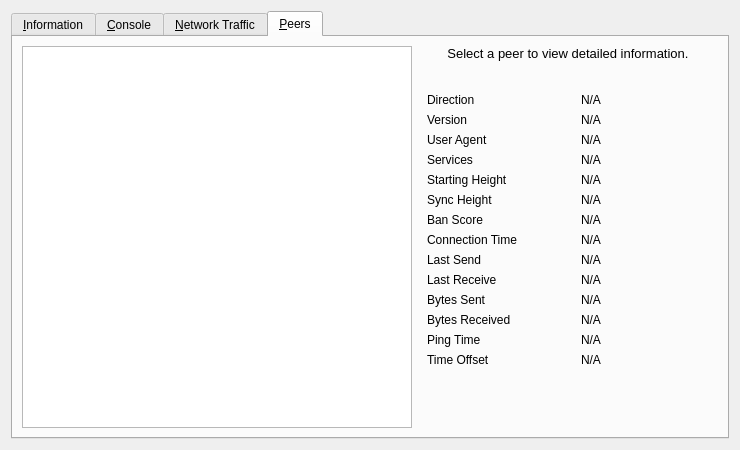
Old version of the form src/qt/forms/rpcconsole.ui in the repository DecentricCorp/covalD.
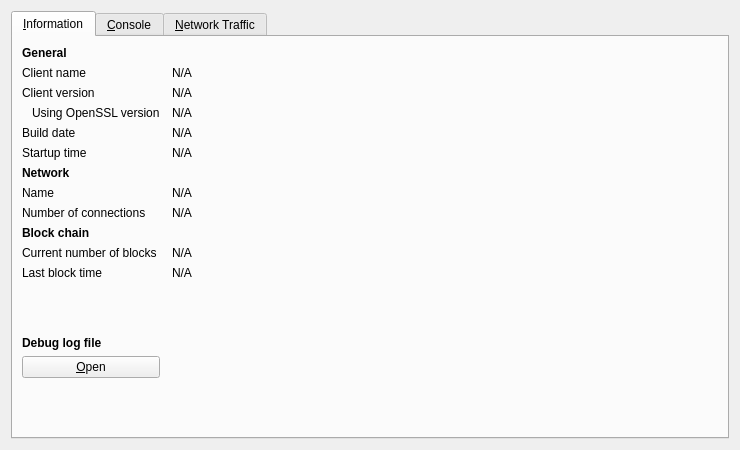
New version of the form. The open tabs and pages were chosen to show the change. Icons and pictures are not drawn. Custom widgets are drawn as their Qt base class.

```diff
--- a/src/qt/forms/rpcconsole.ui
+++ b/src/qt/forms/rpcconsole.ui
@@ -113,39 +113,13 @@
         </widget>
        </item>
        <item row="4" column="0">
-        <widget class="QLabel" name="label_berkeleyDBVersion">
-         <property name="text">
-          <string>Using BerkeleyDB version</string>
-         </property>
-         <property name="indent">
-          <number>10</number>
-         </property>
-        </widget>
-       </item>
-       <item row="4" column="1">
-        <widget class="QLabel" name="berkeleyDBVersion">
-         <property name="cursor">
-          <cursorShape>IBeamCursor</cursorShape>
-         </property>
-         <property name="text">
-          <string>N/A</string>
-         </property>
-         <property name="textFormat">
-          <enum>Qt::PlainText</enum>
-         </property>
-         <property name="textInteractionFlags">
-          <set>Qt::LinksAccessibleByMouse|Qt::TextSelectableByKeyboard|Qt::TextSelectableByMouse</set>
-         </property>
-        </widget>
-       </item>
-       <item row="5" column="0">
         <widget class="QLabel" name="label_12">
          <property name="text">
           <string>Build date</string>
          </property>
         </widget>
        </item>
-       <item row="5" column="1">
+       <item row="4" column="1">
         <widget class="QLabel" name="buildDate">
          <property name="cursor">
           <cursorShape>IBeamCursor</cursorShape>
@@ -161,14 +135,14 @@
          </property>
         </widget>
        </item>
-       <item row="6" column="0">
+       <item row="5" column="0">
         <widget class="QLabel" name="label_13">
          <property name="text">
           <string>Startup time</string>
          </property>
         </widget>
        </item>
-       <item row="6" column="1">
+       <item row="5" column="1">
         <widget class="QLabel" name="startupTime">
          <property name="cursor">
           <cursorShape>IBeamCursor</cursorShape>
@@ -184,7 +158,7 @@
          </property>
         </widget>
        </item>
-       <item row="7" column="0">
+       <item row="6" column="0">
         <widget class="QLabel" name="label_11">
          <property name="font">
           <font>
@@ -197,14 +171,14 @@
          </property>
         </widget>
        </item>
-       <item row="8" column="0">
+       <item row="7" column="0">
         <widget class="QLabel" name="label_8">
          <property name="text">
           <string>Name</string>
          </property>
         </widget>
        </item>
-       <item row="8" column="1">
+       <item row="7" column="1">
         <widget class="QLabel" name="networkName">
          <property name="cursor">
           <cursorShape>IBeamCursor</cursorShape>
@@ -220,14 +194,14 @@
          </property>
         </widget>
        </item>
-       <item row="9" column="0">
+       <item row="8" column="0">
         <widget class="QLabel" name="label_7">
          <property name="text">
           <string>Number of connections</string>
          </property>
         </widget>
        </item>
-       <item row="9" column="1">
+       <item row="8" column="1">
         <widget class="QLabel" name="numberOfConnections">
          <property name="cursor">
           <cursorShape>IBeamCursor</cursorShape>
@@ -243,7 +217,7 @@
          </property>
         </widget>
        </item>
-       <item row="10" column="0">
+       <item row="9" column="0">
         <widget class="QLabel" name="label_10">
          <property name="font">
           <font>
@@ -256,14 +230,14 @@
          </property>
         </widget>
        </item>
-       <item row="11" column="0">
+       <item row="10" column="0">
         <widget class="QLabel" name="label_3">
          <property name="text">
           <string>Current number of blocks</string>
          </property>
         </widget>
        </item>
-       <item row="11" column="1">
+       <item row="10" column="1">
         <widget class="QLabel" name="numberOfBlocks">
          <property name="cursor">
           <cursorShape>IBeamCursor</cursorShape>
@@ -279,14 +253,14 @@
          </property>
         </widget>
        </item>
-       <item row="12" column="0">
+       <item row="11" column="0">
         <widget class="QLabel" name="label_2">
          <property name="text">
           <string>Last block time</string>
          </property>
         </widget>
        </item>
-       <item row="12" column="1">
+       <item row="11" column="1">
         <widget class="QLabel" name="lastBlockTime">
          <property name="cursor">
           <cursorShape>IBeamCursor</cursorShape>
@@ -302,7 +276,7 @@
          </property>
         </widget>
        </item>
-       <item row="13" column="0">
+       <item row="12" column="0">
         <spacer name="verticalSpacer_2">
          <property name="orientation">
           <enum>Qt::Vertical</enum>
@@ -315,7 +289,7 @@
          </property>
         </spacer>
        </item>
-       <item row="14" column="0">
+       <item row="13" column="0">
         <widget class="QLabel" name="labelDebugLogfile">
          <property name="font">
           <font>
@@ -328,7 +302,7 @@
          </property>
         </widget>
        </item>
-       <item row="15" column="0">
+       <item row="14" column="0">
         <widget class="QPushButton" name="openDebugLogfileButton">
          <property name="toolTip">
           <string>Open the Bitcoin debug log file from the current data directory. This can take a few seconds for large log files.</string>
@@ -341,7 +315,7 @@
          </property>
         </widget>
        </item>
-       <item row="16" column="0">
+       <item row="15" column="0">
         <spacer name="verticalSpacer">
          <property name="orientation">
           <enum>Qt::Vertical</enum>
@@ -681,409 +655,6 @@
        </item>
       </layout>
      </widget>
-     <widget class="QWidget" name="tab_peers">
-      <attribute name="title">
-       <string>&amp;Peers</string>
-      </attribute>
-      <layout class="QGridLayout" name="gridLayout_2">
-       <item row="0" column="0" rowspan="2">
-        <widget class="QTableView" name="peerWidget">
-         <property name="horizontalScrollBarPolicy">
-          <enum>Qt::ScrollBarAsNeeded</enum>
-         </property>
-         <property name="sortingEnabled">
-          <bool>true</bool>
-         </property>
-         <attribute name="horizontalHeaderHighlightSections">
-          <bool>false</bool>
-         </attribute>
-        </widget>
-       </item>
-       <item row="0" column="1">
-        <widget class="QLabel" name="peerHeading">
-         <property name="sizePolicy">
-          <sizepolicy hsizetype="Preferred" vsizetype="Minimum">
-           <horstretch>0</horstretch>
-           <verstretch>0</verstretch>
-          </sizepolicy>
-         </property>
-         <property name="minimumSize">
-          <size>
-           <width>300</width>
-           <height>32</height>
-          </size>
-         </property>
-         <property name="font">
-          <font>
-           <pointsize>10</pointsize>
-          </font>
-         </property>
-         <property name="cursor">
-          <cursorShape>IBeamCursor</cursorShape>
-         </property>
-         <property name="text">
-          <string>Select a peer to view detailed information.</string>
-         </property>
-         <property name="alignment">
-          <set>Qt::AlignHCenter|Qt::AlignTop</set>
-         </property>
-         <property name="wordWrap">
-          <bool>true</bool>
-         </property>
-         <property name="textInteractionFlags">
-          <set>Qt::LinksAccessibleByMouse|Qt::TextSelectableByKeyboard|Qt::TextSelectableByMouse</set>
-         </property>
-        </widget>
-       </item>
-       <item row="1" column="1">
-        <widget class="QWidget" name="detailWidget" native="true">
-         <property name="minimumSize">
-          <size>
-           <width>300</width>
-           <height>0</height>
-          </size>
-         </property>
-         <layout class="QGridLayout" name="gridLayout_3">
-          <item row="0" column="0">
-           <widget class="QLabel" name="label_23">
-            <property name="text">
-             <string>Direction</string>
-            </property>
-           </widget>
-          </item>
-          <item row="0" column="2">
-           <widget class="QLabel" name="peerDirection">
-            <property name="cursor">
-             <cursorShape>IBeamCursor</cursorShape>
-            </property>
-            <property name="text">
-             <string>N/A</string>
-            </property>
-            <property name="textFormat">
-             <enum>Qt::PlainText</enum>
-            </property>
-            <property name="textInteractionFlags">
-             <set>Qt::LinksAccessibleByMouse|Qt::TextSelectableByKeyboard|Qt::TextSelectableByMouse</set>
-            </property>
-           </widget>
-          </item>
-          <item row="1" column="0">
-           <widget class="QLabel" name="label_21">
-            <property name="text">
-             <string>Version</string>
-            </property>
-           </widget>
-          </item>
-          <item row="1" column="2">
-           <widget class="QLabel" name="peerVersion">
-            <property name="cursor">
-             <cursorShape>IBeamCursor</cursorShape>
-            </property>
-            <property name="text">
-             <string>N/A</string>
-            </property>
-            <property name="textFormat">
-             <enum>Qt::PlainText</enum>
-            </property>
-            <property name="textInteractionFlags">
-             <set>Qt::LinksAccessibleByMouse|Qt::TextSelectableByKeyboard|Qt::TextSelectableByMouse</set>
-            </property>
-           </widget>
-          </item>
-          <item row="2" column="0">
-           <widget class="QLabel" name="label_28">
-            <property name="text">
-             <string>User Agent</string>
-            </property>
-           </widget>
-          </item>
-          <item row="2" column="2">
-           <widget class="QLabel" name="peerSubversion">
-            <property name="cursor">
-             <cursorShape>IBeamCursor</cursorShape>
-            </property>
-            <property name="text">
-             <string>N/A</string>
-            </property>
-            <property name="textFormat">
-             <enum>Qt::PlainText</enum>
-            </property>
-            <property name="textInteractionFlags">
-             <set>Qt::LinksAccessibleByMouse|Qt::TextSelectableByKeyboard|Qt::TextSelectableByMouse</set>
-            </property>
-           </widget>
-          </item>
-          <item row="3" column="0">
-           <widget class="QLabel" name="label_4">
-            <property name="text">
-             <string>Services</string>
-            </property>
-           </widget>
-          </item>
-          <item row="3" column="2">
-           <widget class="QLabel" name="peerServices">
-            <property name="cursor">
-             <cursorShape>IBeamCursor</cursorShape>
-            </property>
-            <property name="text">
-             <string>N/A</string>
-            </property>
-            <property name="textFormat">
-             <enum>Qt::PlainText</enum>
-            </property>
-            <property name="textInteractionFlags">
-             <set>Qt::LinksAccessibleByMouse|Qt::TextSelectableByKeyboard|Qt::TextSelectableByMouse</set>
-            </property>
-           </widget>
-          </item>
-          <item row="5" column="0">
-           <widget class="QLabel" name="label_29">
-            <property name="text">
-             <string>Starting Height</string>
-            </property>
-           </widget>
-          </item>
-          <item row="5" column="2">
-           <widget class="QLabel" name="peerHeight">
-            <property name="cursor">
-             <cursorShape>IBeamCursor</cursorShape>
-            </property>
-            <property name="text">
-             <string>N/A</string>
-            </property>
-            <property name="textFormat">
-             <enum>Qt::PlainText</enum>
-            </property>
-            <property name="textInteractionFlags">
-             <set>Qt::LinksAccessibleByMouse|Qt::TextSelectableByKeyboard|Qt::TextSelectableByMouse</set>
-            </property>
-           </widget>
-          </item>
-          <item row="6" column="0">
-           <widget class="QLabel" name="label_27">
-            <property name="text">
-             <string>Sync Height</string>
-            </property>
-           </widget>
-          </item>
-          <item row="6" column="2">
-           <widget class="QLabel" name="peerSyncHeight">
-            <property name="cursor">
-             <cursorShape>IBeamCursor</cursorShape>
-            </property>
-            <property name="text">
-             <string>N/A</string>
-            </property>
-            <property name="textFormat">
-             <enum>Qt::PlainText</enum>
-            </property>
-            <property name="textInteractionFlags">
-             <set>Qt::LinksAccessibleByMouse|Qt::TextSelectableByKeyboard|Qt::TextSelectableByMouse</set>
-            </property>
-           </widget>
-          </item>
-          <item row="7" column="0">
-           <widget class="QLabel" name="label_24">
-            <property name="text">
-             <string>Ban Score</string>
-            </property>
-           </widget>
-          </item>
-          <item row="7" column="2">
-           <widget class="QLabel" name="peerBanScore">
-            <property name="cursor">
-             <cursorShape>IBeamCursor</cursorShape>
-            </property>
-            <property name="text">
-             <string>N/A</string>
-            </property>
-            <property name="textFormat">
-             <enum>Qt::PlainText</enum>
-            </property>
-            <property name="textInteractionFlags">
-             <set>Qt::LinksAccessibleByMouse|Qt::TextSelectableByKeyboard|Qt::TextSelectableByMouse</set>
-            </property>
-           </widget>
-          </item>
-          <item row="8" column="0">
-           <widget class="QLabel" name="label_22">
-            <property name="text">
-             <string>Connection Time</string>
-            </property>
-           </widget>
-          </item>
-          <item row="8" column="2">
-           <widget class="QLabel" name="peerConnTime">
-            <property name="cursor">
-             <cursorShape>IBeamCursor</cursorShape>
-            </property>
-            <property name="text">
-             <string>N/A</string>
-            </property>
-            <property name="textFormat">
-             <enum>Qt::PlainText</enum>
-            </property>
-            <property name="textInteractionFlags">
-             <set>Qt::LinksAccessibleByMouse|Qt::TextSelectableByKeyboard|Qt::TextSelectableByMouse</set>
-            </property>
-           </widget>
-          </item>
-          <item row="9" column="0">
-           <widget class="QLabel" name="label_15">
-            <property name="text">
-             <string>Last Send</string>
-            </property>
-           </widget>
-          </item>
-          <item row="9" column="2">
-           <widget class="QLabel" name="peerLastSend">
-            <property name="cursor">
-             <cursorShape>IBeamCursor</cursorShape>
-            </property>
-            <property name="text">
-             <string>N/A</string>
-            </property>
-            <property name="textFormat">
-             <enum>Qt::PlainText</enum>
-            </property>
-            <property name="textInteractionFlags">
-             <set>Qt::LinksAccessibleByMouse|Qt::TextSelectableByKeyboard|Qt::TextSelectableByMouse</set>
-            </property>
-           </widget>
-          </item>
-          <item row="10" column="0">
-           <widget class="QLabel" name="label_19">
-            <property name="text">
-             <string>Last Receive</string>
-            </property>
-           </widget>
-          </item>
-          <item row="10" column="2">
-           <widget class="QLabel" name="peerLastRecv">
-            <property name="cursor">
-             <cursorShape>IBeamCursor</cursorShape>
-            </property>
-            <property name="text">
-             <string>N/A</string>
-            </property>
-            <property name="textFormat">
-             <enum>Qt::PlainText</enum>
-            </property>
-            <property name="textInteractionFlags">
-             <set>Qt::LinksAccessibleByMouse|Qt::TextSelectableByKeyboard|Qt::TextSelectableByMouse</set>
-            </property>
-           </widget>
-          </item>
-          <item row="11" column="0">
-           <widget class="QLabel" name="label_18">
-            <property name="text">
-             <string>Bytes Sent</string>
-            </property>
-           </widget>
-          </item>
-          <item row="11" column="2">
-           <widget class="QLabel" name="peerBytesSent">
-            <property name="cursor">
-             <cursorShape>IBeamCursor</cursorShape>
-            </property>
-            <property name="text">
-             <string>N/A</string>
-            </property>
-            <property name="textFormat">
-             <enum>Qt::PlainText</enum>
-            </property>
-            <property name="textInteractionFlags">
-             <set>Qt::LinksAccessibleByMouse|Qt::TextSelectableByKeyboard|Qt::TextSelectableByMouse</set>
-            </property>
-           </widget>
-          </item>
-          <item row="12" column="0">
-           <widget class="QLabel" name="label_20">
-            <property name="text">
-             <string>Bytes Received</string>
-            </property>
-           </widget>
-          </item>
-          <item row="12" column="2">
-           <widget class="QLabel" name="peerBytesRecv">
-            <property name="cursor">
-             <cursorShape>IBeamCursor</cursorShape>
-            </property>
-            <property name="text">
-             <string>N/A</string>
-            </property>
-            <property name="textFormat">
-             <enum>Qt::PlainText</enum>
-            </property>
-            <property name="textInteractionFlags">
-             <set>Qt::LinksAccessibleByMouse|Qt::TextSelectableByKeyboard|Qt::TextSelectableByMouse</set>
-            </property>
-           </widget>
-          </item>
-          <item row="13" column="0">
-           <widget class="QLabel" name="label_26">
-            <property name="text">
-             <string>Ping Time</string>
-            </property>
-           </widget>
-          </item>
-          <item row="13" column="2">
-           <widget class="QLabel" name="peerPingTime">
-            <property name="cursor">
-             <cursorShape>IBeamCursor</cursorShape>
-            </property>
-            <property name="text">
-             <string>N/A</string>
-            </property>
-            <property name="textFormat">
-             <enum>Qt::PlainText</enum>
-            </property>
-            <property name="textInteractionFlags">
-             <set>Qt::LinksAccessibleByMouse|Qt::TextSelectableByKeyboard|Qt::TextSelectableByMouse</set>
-            </property>
-           </widget>
-          </item>
-          <item row="14" column="0">
-           <widget class="QLabel" name="label_timeoffset">
-            <property name="text">
-             <string>Time Offset</string>
-            </property>
-           </widget>
-          </item>
-          <item row="14" column="2">
-           <widget class="QLabel" name="timeoffset">
-            <property name="cursor">
-             <cursorShape>IBeamCursor</cursorShape>
-            </property>
-            <property name="text">
-             <string>N/A</string>
-            </property>
-            <property name="textFormat">
-             <enum>Qt::PlainText</enum>
-            </property>
-            <property name="textInteractionFlags">
-             <set>Qt::LinksAccessibleByMouse|Qt::TextSelectableByKeyboard|Qt::TextSelectableByMouse</set>
-            </property>
-           </widget>
-          </item>
-          <item row="15" column="1">
-           <spacer name="verticalSpacer_3">
-            <property name="orientation">
-             <enum>Qt::Vertical</enum>
-            </property>
-            <property name="sizeHint" stdset="0">
-             <size>
-              <width>20</width>
-              <height>40</height>
-             </size>
-            </property>
-           </spacer>
-          </item>
-         </layout>
-        </widget>
-       </item>
-      </layout>
-     </widget>
     </widget>
    </item>
   </layout>
```
Left out of the diff: 11 changed lines with no effect on the pictures.
